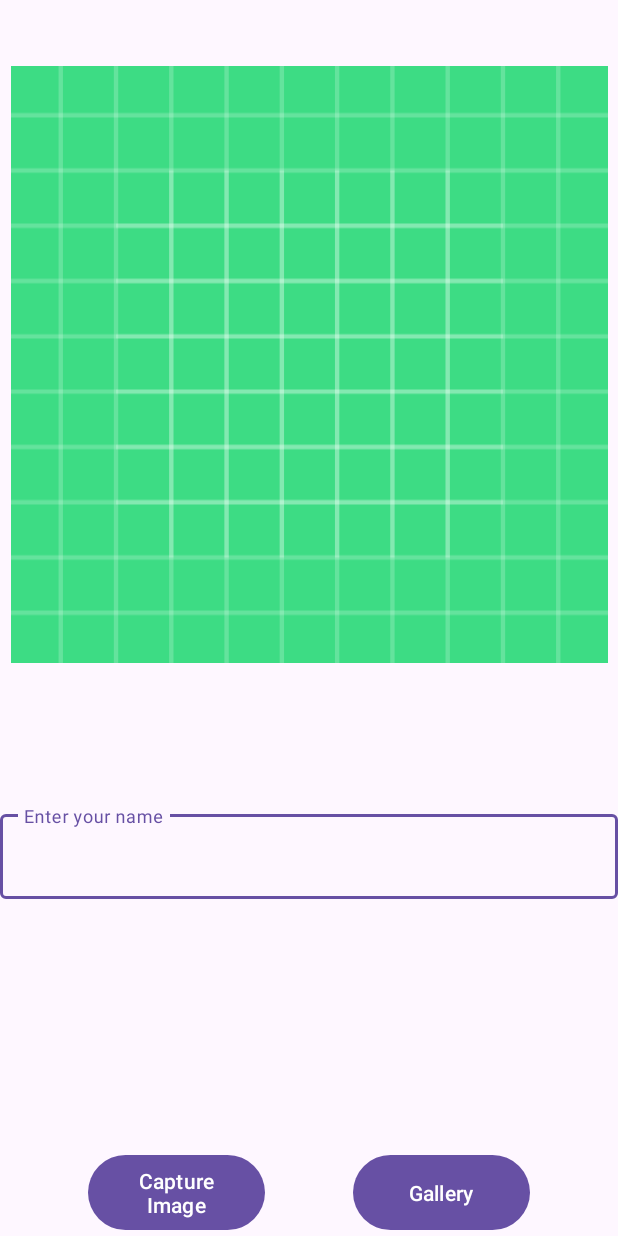
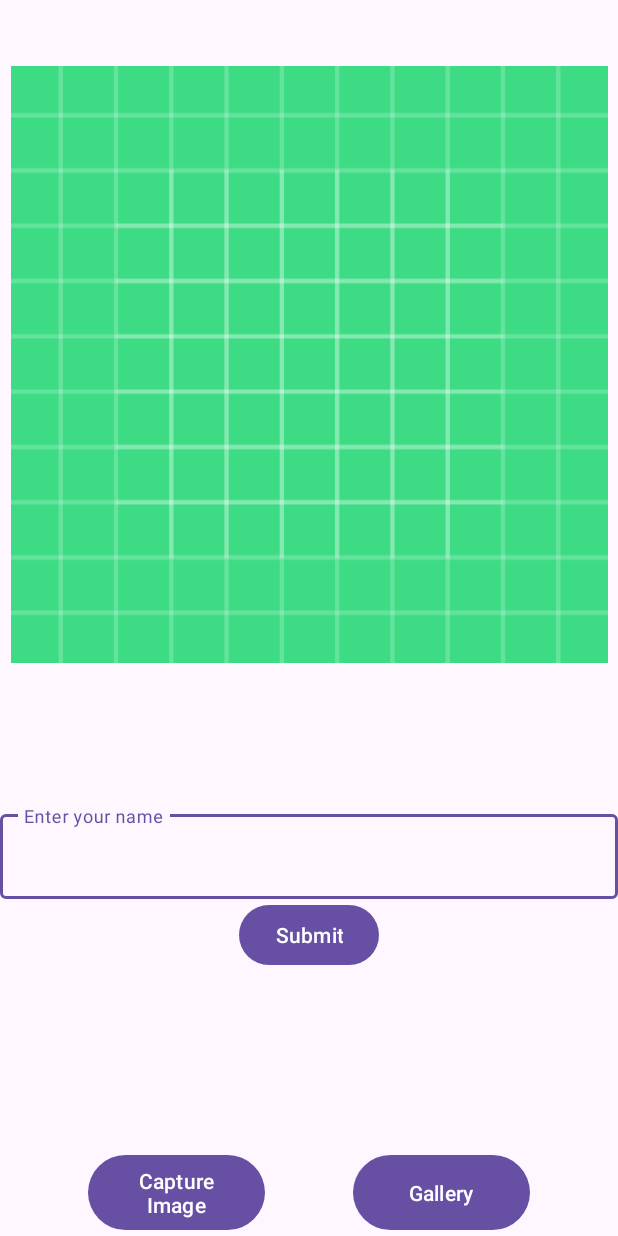
Before and after one commit to RajBhattacharyya/fictional-lamp, an Android app: the ImageCapture screen opened directly, with no data from a screen before it, on a phone screen of 412 x 824 dp. Run offline under Robolectric (Android 15) with nearby library versions, the phone set to English and light mode, and no system bars; our stand-ins replace Firebase (no records; nobody signed in at launch, a user with empty details on screens opened directly).

Commit message:
added-submit

```diff
--- a/app/src/main/java/com/example/myapplication/ImageCapture.java
+++ b/app/src/main/java/com/example/myapplication/ImageCapture.java
@@ -3,25 +3,25 @@ package com.example.myapplication;
 import androidx.activity.result.ActivityResultLauncher;
 import androidx.activity.result.contract.ActivityResultContracts;
 import androidx.annotation.NonNull;
-import androidx.annotation.Nullable;
 import androidx.appcompat.app.AppCompatActivity;
 import androidx.core.app.ActivityCompat;
 import androidx.core.content.ContextCompat;
 
+import android.Manifest;
 import android.content.Intent;
 import android.content.pm.PackageManager;
 import android.graphics.Bitmap;
 import android.graphics.BitmapFactory;
+import android.graphics.drawable.BitmapDrawable;
 import android.net.Uri;
 import android.os.Bundle;
 import android.provider.MediaStore;
+import android.text.TextUtils;
 import android.util.Log;
 import android.view.View;
 import android.widget.Button;
 import android.widget.ImageView;
 import android.widget.Toast;
-import android.Manifest;
-import android.text.TextUtils;
 
 import com.google.android.gms.tasks.OnFailureListener;
 import com.google.android.gms.tasks.OnSuccessListener;
@@ -42,29 +42,37 @@ public class ImageCapture extends AppCompatActivity {
 
     TextInputEditText editTextName;
     ImageView selectedImage;
-    Button Capture, Gallery;
+    Button captureButton, galleryButton, submitButton;
 
     @Override
     protected void onCreate(Bundle savedInstanceState) {
         super.onCreate(savedInstanceState);
         setContentView(R.layout.image_capture);
         selectedImage = findViewById(R.id.imageView);
-        Capture = findViewById(R.id.button2);
-        Gallery = findViewById(R.id.button3);
+        captureButton = findViewById(R.id.button2);
+        galleryButton = findViewById(R.id.button3);
         editTextName = findViewById(R.id.editTextName);
+        submitButton = findViewById(R.id.submit_button);
         storagereference = FirebaseStorage.getInstance().getReference();
 
-
-        Capture.setOnClickListener(new View.OnClickListener() {
+        captureButton.setOnClickListener(new View.OnClickListener() {
             @Override
             public void onClick(View v) {
                 askCameraPermission();
             }
         });
-        Gallery.setOnClickListener(new View.OnClickListener() {
+
+        galleryButton.setOnClickListener(new View.OnClickListener() {
             @Override
             public void onClick(View v) {
-                Toast.makeText(ImageCapture.this,"Gallery Button is Clicked",Toast.LENGTH_SHORT).show();
+                Toast.makeText(ImageCapture.this, "Gallery Button is Clicked", Toast.LENGTH_SHORT).show();
+            }
+        });
+
+        submitButton.setOnClickListener(new View.OnClickListener() {
+            @Override
+            public void onClick(View v) {
+                uploadImageToFirebase();
             }
         });
 
@@ -80,10 +88,10 @@ public class ImageCapture extends AppCompatActivity {
                                 selectedImage.setImageBitmap(imageBitmap);
                                 saveToFile(imageBitmap);
                             } else {
-                                Toast.makeText(this, "Failed to get image data", Toast.LENGTH_SHORT).show();
+                                Toast.makeText(ImageCapture.this, "Failed to get image data", Toast.LENGTH_SHORT).show();
                             }
                         } else {
-                            Toast.makeText(this, "Image capture failed!", Toast.LENGTH_SHORT).show();
+                            Toast.makeText(ImageCapture.this, "Image capture failed!", Toast.LENGTH_SHORT).show();
                         }
                     }
                 }
@@ -116,25 +124,30 @@ public class ImageCapture extends AppCompatActivity {
     }
 
     private void saveToFile(Bitmap bitmap) {
+
+    }
+
+    private void uploadImageToFirebase() {
         String imageName = editTextName.getText().toString().trim();
         if (TextUtils.isEmpty(imageName)) {
             Toast.makeText(this, "Please enter a name for the image", Toast.LENGTH_SHORT).show();
             return;
         }
+        Bitmap imageBitmap = ((BitmapDrawable) selectedImage.getDrawable()).getBitmap();
         File imageFile = new File(getFilesDir(), imageName + ".jpg");
         try {
             FileOutputStream outputStream = new FileOutputStream(imageFile);
-            bitmap.compress(Bitmap.CompressFormat.JPEG, 100, outputStream);
+            imageBitmap.compress(Bitmap.CompressFormat.JPEG, 100, outputStream);
             outputStream.flush();
             outputStream.close();
             Uri uri = Uri.fromFile(imageFile);
-            uploadtoFirebase(imageFile.getName(),uri);
+            uploadToFirebase(imageFile.getName(), uri);
         } catch (IOException e) {
             e.printStackTrace();
         }
     }
 
-    private void uploadtoFirebase(String name, Uri uri) {
+    private void uploadToFirebase(String name, Uri uri) {
         StorageReference image = storagereference.child("users/" + name);
         image.putFile(uri).addOnSuccessListener(new OnSuccessListener<UploadTask.TaskSnapshot>() {
             @Override
@@ -142,15 +155,15 @@ public class ImageCapture extends AppCompatActivity {
                 image.getDownloadUrl().addOnSuccessListener(new OnSuccessListener<Uri>() {
                     @Override
                     public void onSuccess(Uri uri) {
-                        Log.d("tag","Success: Uploaded Image url is" + uri.toString());
+                        Log.d("tag", "Success: Uploaded Image url is" + uri.toString());
                     }
                 });
-                Toast.makeText(ImageCapture.this,"Image is uploaded",Toast.LENGTH_SHORT).show();
+                Toast.makeText(ImageCapture.this, "Image is uploaded", Toast.LENGTH_SHORT).show();
             }
         }).addOnFailureListener(new OnFailureListener() {
             @Override
             public void onFailure(@NonNull Exception e) {
-                Toast.makeText(ImageCapture.this,"Upload Failed",Toast.LENGTH_SHORT).show();
+                Toast.makeText(ImageCapture.this, "Upload Failed", Toast.LENGTH_SHORT).show();
             }
         });
     }
--- a/app/src/main/res/layout/image_capture.xml
+++ b/app/src/main/res/layout/image_capture.xml
@@ -54,4 +54,14 @@
         app:layout_constraintStart_toEndOf="@+id/button2"
         tools:ignore="MissingConstraints" />
 
+    <Button
+        android:id="@+id/submit_button"
+        android:layout_width="wrap_content"
+        android:layout_height="wrap_content"
+        android:text="Submit"
+        app:layout_constraintEnd_toEndOf="parent"
+        app:layout_constraintHorizontal_bias="0.5"
+        app:layout_constraintStart_toStartOf="parent"
+        app:layout_constraintTop_toBottomOf="@id/inputName" />
+
 </androidx.constraintlayout.widget.ConstraintLayout>
```
